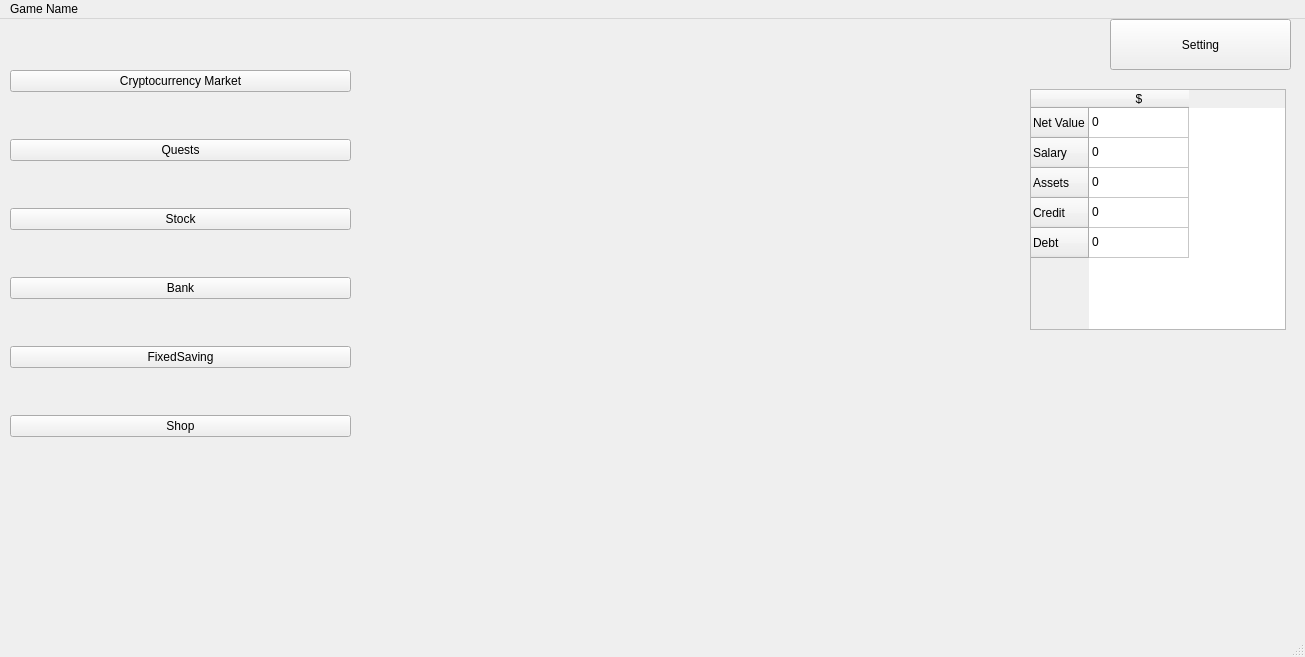
First picture: the form in GameWindowScreen/mainwindow.ui, repository sj43/hackricecryptogame, before the edit.
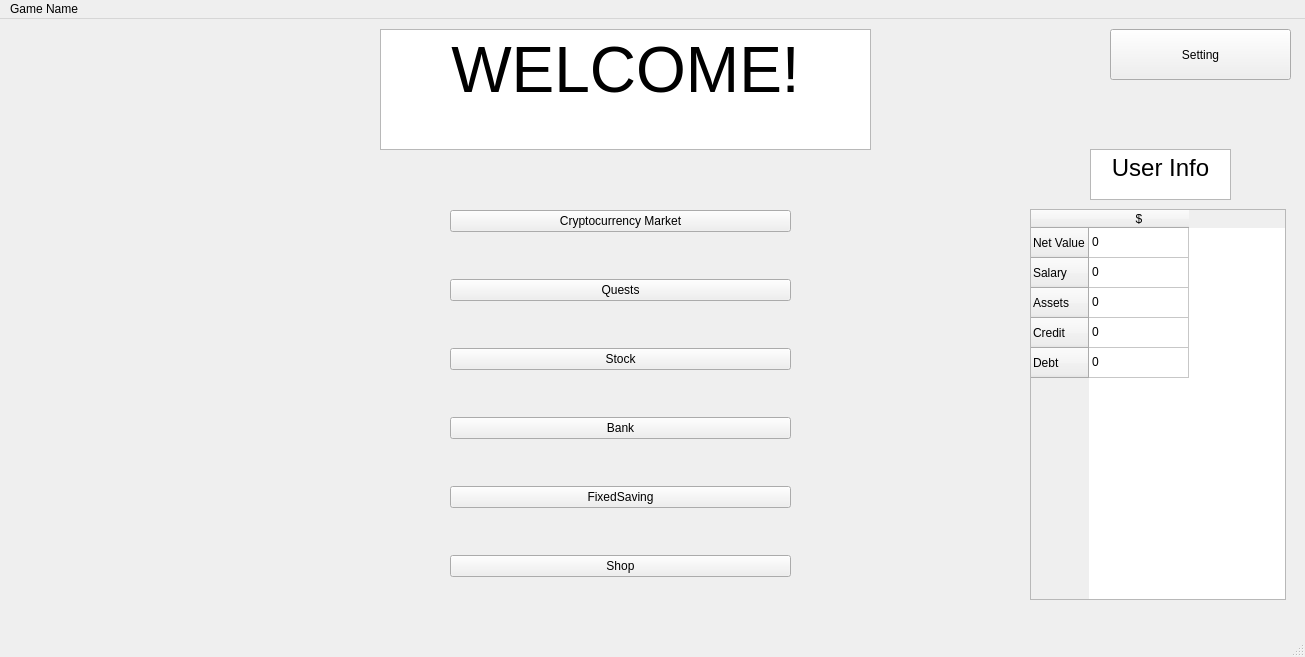
Second picture: the form after the edit.

```diff
--- a/GameWindowScreen/mainwindow.ui
+++ b/GameWindowScreen/mainwindow.ui
@@ -18,7 +18,7 @@
     <property name="geometry">
      <rect>
       <x>1110</x>
-      <y>0</y>
+      <y>10</y>
       <width>181</width>
       <height>51</height>
      </rect>
@@ -31,9 +31,9 @@
     <property name="geometry">
      <rect>
       <x>1030</x>
-      <y>70</y>
+      <y>190</y>
       <width>256</width>
-      <height>241</height>
+      <height>391</height>
      </rect>
     </property>
     <row>
@@ -95,8 +95,8 @@
    <widget class="QWidget" name="formLayoutWidget">
     <property name="geometry">
      <rect>
-      <x>10</x>
-      <y>10</y>
+      <x>450</x>
+      <y>150</y>
       <width>341</width>
       <height>451</height>
      </rect>
@@ -146,6 +146,40 @@
      </item>
     </layout>
    </widget>
+   <widget class="QTextEdit" name="textEdit">
+    <property name="geometry">
+     <rect>
+      <x>380</x>
+      <y>10</y>
+      <width>491</width>
+      <height>121</height>
+     </rect>
+    </property>
+    <property name="html">
+     <string>&lt;!DOCTYPE HTML PUBLIC &quot;-//W3C//DTD HTML 4.0//EN&quot; &quot;http://www.w3.org/TR/REC-html40/strict.dtd&quot;&gt;
+&lt;html&gt;&lt;head&gt;&lt;meta name=&quot;qrichtext&quot; content=&quot;1&quot; /&gt;&lt;style type=&quot;text/css&quot;&gt;
+p, li { white-space: pre-wrap; }
+&lt;/style&gt;&lt;/head&gt;&lt;body style=&quot; font-family:'Gulim'; font-size:9pt; font-weight:400; font-style:normal;&quot;&gt;
+&lt;p align=&quot;center&quot; style=&quot; margin-top:0px; margin-bottom:0px; margin-left:0px; margin-right:0px; -qt-block-indent:0; text-indent:0px;&quot;&gt;&lt;span style=&quot; font-size:48pt;&quot;&gt;WELCOME!&lt;/span&gt;&lt;/p&gt;&lt;/body&gt;&lt;/html&gt;</string>
+    </property>
+   </widget>
+   <widget class="QTextEdit" name="textEdit_2">
+    <property name="geometry">
+     <rect>
+      <x>1090</x>
+      <y>130</y>
+      <width>141</width>
+      <height>51</height>
+     </rect>
+    </property>
+    <property name="html">
+     <string>&lt;!DOCTYPE HTML PUBLIC &quot;-//W3C//DTD HTML 4.0//EN&quot; &quot;http://www.w3.org/TR/REC-html40/strict.dtd&quot;&gt;
+&lt;html&gt;&lt;head&gt;&lt;meta name=&quot;qrichtext&quot; content=&quot;1&quot; /&gt;&lt;style type=&quot;text/css&quot;&gt;
+p, li { white-space: pre-wrap; }
+&lt;/style&gt;&lt;/head&gt;&lt;body style=&quot; font-family:'Gulim'; font-size:9pt; font-weight:400; font-style:normal;&quot;&gt;
+&lt;p align=&quot;center&quot; style=&quot; margin-top:0px; margin-bottom:0px; margin-left:0px; margin-right:0px; -qt-block-indent:0; text-indent:0px;&quot;&gt;&lt;span style=&quot; font-size:18pt;&quot;&gt;User Info&lt;/span&gt;&lt;/p&gt;&lt;/body&gt;&lt;/html&gt;</string>
+    </property>
+   </widget>
   </widget>
   <widget class="QMenuBar" name="menubar">
    <property name="geometry">
```
